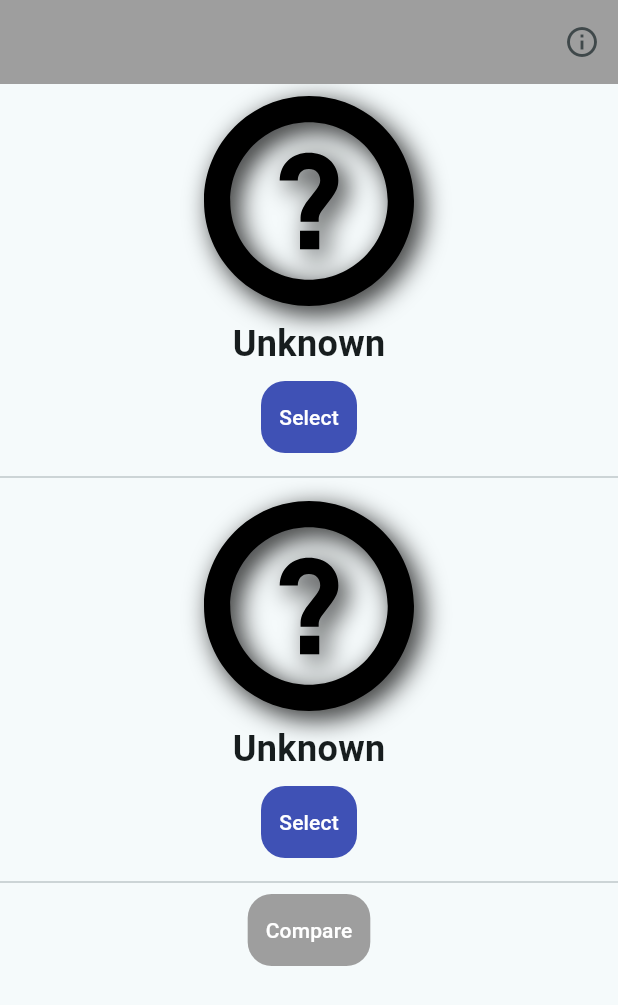
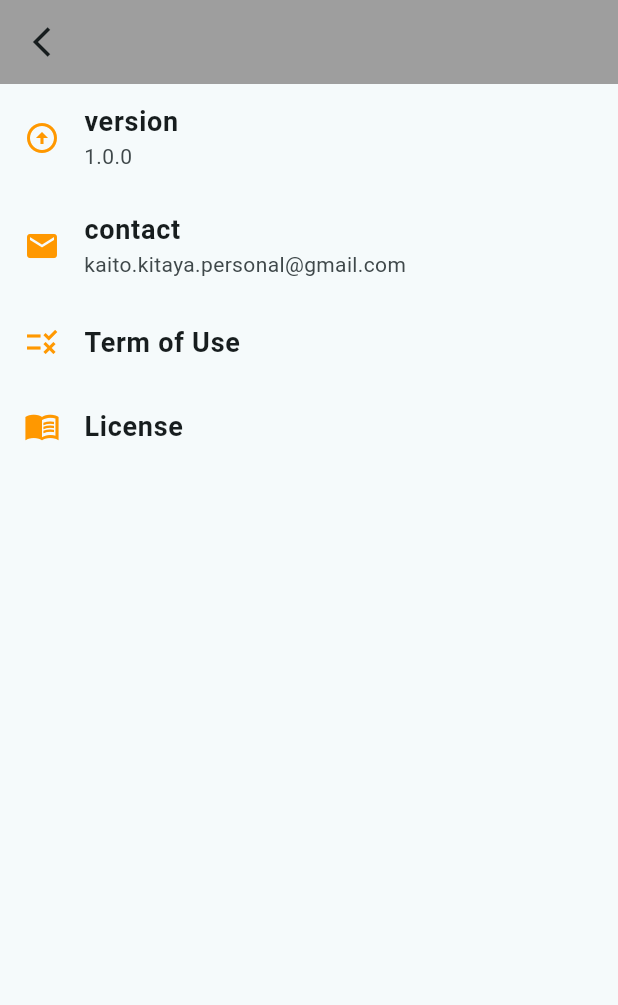
Before and after one commit to Kate941-su/world_info_flutter, a Flutter app: the screen it shows after launch, after a tap on the "info outline" icon, on a phone screen of 412 x 824 dp. Shown: the top 1005 px of the screen. Run offline on Flutter 3.47's test engine with Material 3 defaults, Android fonts, the phone set to English and light mode, and no system bars; drawn by our look-alikes of auto_size_text, simple_shadow; our stand-ins replace bloc, dio, flutter_bloc, flutter_hooks, flutter_svg, freezed_annotation and 2 more; generated files the repository leaves out were written again.

Commit message:
add: settings and license

```diff
--- a/lib/config/global_config.dart
+++ b/lib/config/global_config.dart
@@ -9,4 +9,7 @@ class GlobalConfig {
         return '';
     }
   }
+
+  static String get email => 'kaito.kitaya.personal@gmail.com';
+
 }
--- a/lib/main.dart
+++ b/lib/main.dart
@@ -19,6 +19,7 @@ final originalCountryList = List.generate(CountryCode.values.length,
     .toList(growable: false);
 
 void main() {
+  WidgetsFlutterBinding.ensureInitialized();
   runApp(const MyApp());
 }
 
--- a/lib/route/router.dart
+++ b/lib/route/router.dart
@@ -4,10 +4,13 @@ import 'package:rate_converter_flutter/models/country_attributes.dart';
 import 'package:rate_converter_flutter/ui/main_screen.dart';
 import 'package:rate_converter_flutter/ui/result_page/result_page.dart';
 
+import '../ui/setting_page/setting_page.dart';
+
 enum AppPages {
   splash,
   main,
-  result;
+  result,
+  information;
 
   String get path {
     switch (this) {
@@ -17,6 +20,8 @@ enum AppPages {
         return '/splash';
       case AppPages.result:
         return '/result';
+      case AppPages.information:
+        return '/information';
     }
   }
 
@@ -28,6 +33,8 @@ enum AppPages {
         return 'splash';
       case AppPages.result:
         return 'result';
+      case AppPages.information:
+        return 'information';
     }
   }
 }
@@ -46,10 +53,14 @@ class AppRouter {
     GoRoute(
         path: AppPages.result.path,
         name: AppPages.result.name,
-        builder: (context, state) => ResultPage()),
+        builder: (context, state) => const ResultPage()),
     GoRoute(
         path: AppPages.splash.path,
         name: AppPages.splash.name,
         builder: (context, state) => const Placeholder()),
+    GoRoute(
+        path: AppPages.information.path,
+        name: AppPages.information.name,
+        builder: (context, state) => const SettingPage()),
   ]);
 }
--- a/lib/ui/main_screen.dart
+++ b/lib/ui/main_screen.dart
@@ -78,7 +78,9 @@ class TopViewScaffold extends StatelessWidget {
   Widget build(BuildContext context) {
     return Scaffold(
       appBar: AppBar(backgroundColor: AppColor.appBar, actions: [
-        IconButton(icon: const Icon(Icons.info_outline), onPressed: () {}),
+        IconButton(icon: const Icon(Icons.info_outline), onPressed: () {
+          context.go(AppPages.information.path);
+        }),
       ]),
       body: _TopView(
         isComparable: isComparable,
--- /dev/null
+++ b/lib/ui/setting_page/setting_page.dart
@@ -0,0 +1,124 @@
+import 'package:flutter/material.dart';
+import 'package:flutter_hooks/flutter_hooks.dart';
+import 'package:go_router/go_router.dart';
+import 'package:package_info_plus/package_info_plus.dart';
+import 'package:rate_converter_flutter/Route/router.dart';
+import 'package:rate_converter_flutter/config/global_config.dart';
+import 'package:url_launcher/url_launcher.dart';
+
+import '../../constant/app_color.dart';
+import '../../gen/assets.gen.dart';
+
+class SettingPage extends StatelessWidget {
+  const SettingPage({super.key});
+
+  @override
+  Widget build(BuildContext context) {
+    return Scaffold(
+      appBar: AppBar(
+        backgroundColor: AppColor.appBar,
+        leading: IconButton(
+          icon: const Icon(Icons.arrow_back_ios_sharp),
+          onPressed: () {
+            context.go(AppPages.main.path);
+          },
+        ),
+      ),
+      body: _SettingsView(),
+    );
+  }
+}
+
+class _SettingsView extends HookWidget {
+  _SettingsView({super.key});
+
+  @override
+  Widget build(BuildContext context) {
+    final packageInfo = useState<PackageInfo>(
+      PackageInfo(
+          appName: 'loading',
+          packageName: 'loading',
+          version: 'loading',
+          buildNumber: 'loading'),
+    );
+    useEffect(() {
+      () async {
+        packageInfo.value = await PackageInfo.fromPlatform();
+      }();
+      return null;
+    }, []);
+
+    return Column(
+      children: [
+        _SettingListTile(
+          icon: const Icon(
+            Icons.arrow_circle_up,
+            color: Colors.orange,
+          ),
+          title: 'version',
+          subtitle: packageInfo.value.version,
+        ),
+        InkWell(
+          child: _SettingListTile(
+            icon: const Icon(
+              Icons.mail,
+              color: Colors.orange,
+            ),
+            title: 'contact',
+            subtitle: GlobalConfig.email,
+          ),
+          onTap: () async {
+            final uri = Uri(scheme: 'mailto', path: GlobalConfig.email);
+            await launchUrl(uri);
+          },
+        ),
+        const _SettingListTile(
+          icon: Icon(
+            Icons.rule,
+            color: Colors.orange,
+          ),
+          title: 'Term of Use',
+        ),
+        InkWell(
+          child: const _SettingListTile(
+            icon: Icon(
+              Icons.menu_book_sharp,
+              color: Colors.orange,
+            ),
+            title: 'License',
+          ),
+          onTap: () async {
+            print('tapped');
+            showLicensePage(
+              context: context,
+              applicationName: packageInfo.value.appName,
+              applicationVersion: packageInfo.value.version,
+              applicationIcon: Image.asset(Assets.icons.logo.appLogo.path),
+            );
+          },
+        ),
+      ],
+    );
+  }
+}
+
+class _SettingListTile extends StatelessWidget {
+  const _SettingListTile(
+      {required this.icon, required this.title, super.key, this.subtitle});
+
+  final String title;
+  final Icon icon;
+  final String? subtitle;
+
+  @override
+  Widget build(BuildContext context) {
+    return ListTile(
+      leading: icon,
+      title: Text(
+        title,
+        style: const TextStyle(fontWeight: FontWeight.bold, fontSize: 18),
+      ),
+      subtitle: subtitle != null ? Text(subtitle!) : null,
+    );
+  }
+}
--- a/pubspec.yaml
+++ b/pubspec.yaml
@@ -25,6 +25,9 @@ dependencies:
   auto_size_text: ^3.0.0
   go_router: ^13.2.0
   dio: ^5.4.2+1
+  package_info_plus: ^7.0.0
+  url_launcher: ^6.2.6
+
 
 dev_dependencies:
   build_runner: ^2.4.4
@@ -47,6 +50,7 @@ flutter:
   assets:
     - assets/images/
     - assets/icons/svg/
+    - assets/icons/logo/
 
   # An image asset can refer to one or more resolution-specific "variants", see
   # https://flutter.dev/assets-and-images/#resolution-aware
```
Also changed, not shown: lib/gen/assets.gen.dart (+86 -0 lines), assets/icons/logo/app_logo.png (added), pubspec.lock, 16 other files.
